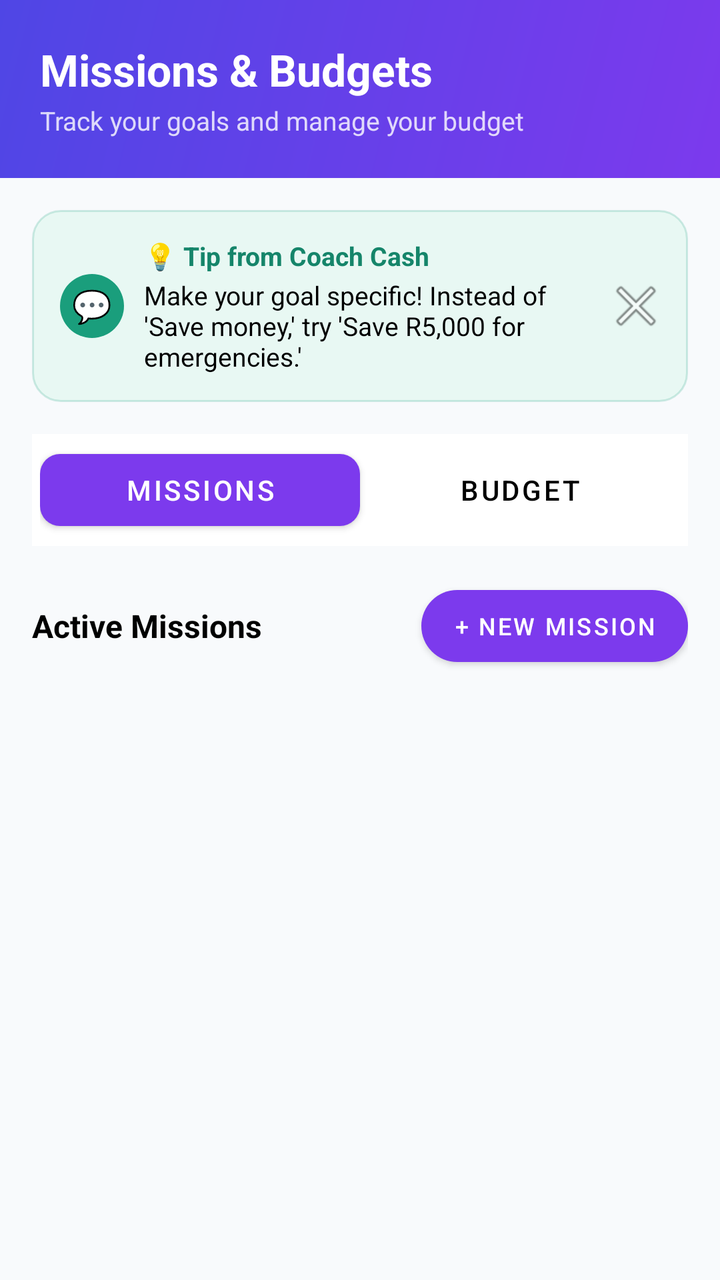
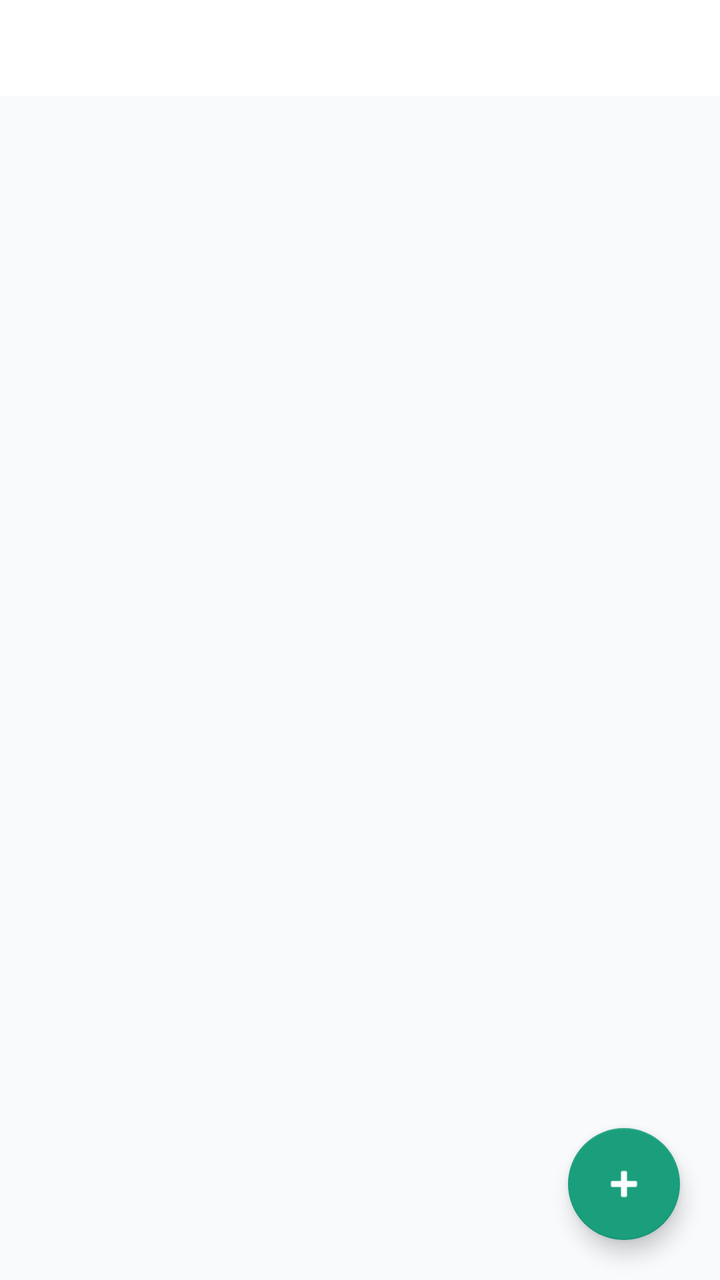

Two renders of the same Android screen: before a commit and after it. Below are the layout's source before the change and the commit's diff.
<!-- AndroidManifest.xml: application theme Theme.MoneyAssist -->
<!-- res/layout/fragment_missions.xml -->
<?xml version="1.0" encoding="utf-8"?>
<LinearLayout
    xmlns:android="http://schemas.android.com/apk/res/android"
    xmlns:app="http://schemas.android.com/apk/res-auto"
    android:layout_width="match_parent"
    android:layout_height="match_parent"
    android:orientation="vertical"
    android:background="@color/bg_page">

    
    <LinearLayout
        android:layout_width="match_parent"
        android:layout_height="wrap_content"
        android:background="@drawable/bg_hero_purple"
        android:padding="20dp"
        android:orientation="vertical">

        <TextView
            android:layout_width="wrap_content"
            android:layout_height="wrap_content"
            android:text="Missions &amp; Budgets"
            android:textColor="@color/white"
            android:textSize="22sp"
            android:textStyle="bold"/>
        <TextView
            android:layout_width="wrap_content"
            android:layout_height="wrap_content"
            android:text="Track your goals and manage your budget"
            android:textColor="#CCFFFFFF"
            android:textSize="13sp"
            android:layout_marginTop="2dp"/>
    </LinearLayout>

    
    <LinearLayout
        android:id="@+id/layoutTipMissions"
        android:layout_width="match_parent"
        android:layout_height="wrap_content"
        android:orientation="horizontal"
        android:background="@drawable/bg_tip_banner"
        android:padding="14dp"
        android:gravity="center_vertical"
        android:layout_marginStart="16dp"
        android:layout_marginEnd="16dp"
        android:layout_marginTop="16dp">

        <TextView
            android:layout_width="32dp"
            android:layout_height="32dp"
            android:gravity="center"
            android:text="💬"
            android:textSize="16sp"
            android:background="@drawable/bg_coach_icon"
            android:layout_marginEnd="10dp"/>

        <LinearLayout
            android:layout_width="0dp"
            android:layout_height="wrap_content"
            android:layout_weight="1"
            android:orientation="vertical">
            <TextView
                android:layout_width="wrap_content"
                android:layout_height="wrap_content"
                android:text="💡 Tip from Coach Cash"
                android:textColor="@color/green_dark"
                android:textSize="13sp"
                android:textStyle="bold"/>
            <TextView
                android:layout_width="wrap_content"
                android:layout_height="wrap_content"
                android:text="Make your goal specific! Instead of 'Save money,' try 'Save R5,000 for emergencies.'"
                android:textColor="@color/text_primary"
                android:textSize="13sp"
                android:layout_marginTop="2dp"/>
        </LinearLayout>

        <ImageButton
            android:id="@+id/btnCloseTipMissions"
            android:layout_width="24dp"
            android:layout_height="24dp"
            android:src="@android:drawable/ic_menu_close_clear_cancel"
            android:background="?attr/selectableItemBackgroundBorderless"
            android:contentDescription="Close"/>
    </LinearLayout>

    
    <LinearLayout
        android:layout_width="match_parent"
        android:layout_height="wrap_content"
        android:orientation="horizontal"
        android:background="@color/white"
        android:layout_marginStart="16dp"
        android:layout_marginEnd="16dp"
        android:layout_marginTop="16dp"
        android:padding="4dp">

        <com.google.android.material.button.MaterialButton
            android:id="@+id/btnTabMissions"
            android:layout_width="0dp"
            android:layout_height="wrap_content"
            android:layout_weight="1"
            android:text="Missions"
            android:textSize="14sp"
            app:backgroundTint="@color/purple_primary"
            android:textColor="@color/white"
            app:cornerRadius="10dp"/>

        <com.google.android.material.button.MaterialButton
            android:id="@+id/btnTabBudget"
            style="@style/Widget.MaterialComponents.Button.TextButton"
            android:layout_width="0dp"
            android:layout_height="wrap_content"
            android:layout_weight="1"
            android:text="Budget"
            android:textSize="14sp"
            android:textColor="@color/text_secondary"
            app:cornerRadius="10dp"/>
    </LinearLayout>

    
    <LinearLayout
        android:id="@+id/rowMissionsHeader"
        android:layout_width="match_parent"
        android:layout_height="wrap_content"
        android:orientation="horizontal"
        android:gravity="center_vertical"
        android:layout_marginStart="16dp"
        android:layout_marginEnd="16dp"
        android:layout_marginTop="16dp"
        android:layout_marginBottom="4dp">

        <TextView
            android:layout_width="0dp"
            android:layout_height="wrap_content"
            android:layout_weight="1"
            android:text="Active Missions"
            android:textSize="16sp"
            android:textStyle="bold"
            android:textColor="@color/text_primary"/>

        <com.google.android.material.button.MaterialButton
            android:id="@+id/btnNewMission"
            android:layout_width="wrap_content"
            android:layout_height="wrap_content"
            android:text="+ New Mission"
            android:textSize="12sp"
            app:backgroundTint="@color/purple_primary"
            android:textColor="@color/white"
            app:cornerRadius="20dp"/>
    </LinearLayout>

    
    <TextView
        android:id="@+id/tvEmptyMissions"
        android:layout_width="match_parent"
        android:layout_height="wrap_content"
        android:text="No missions yet.\nTap '+ New Mission' to set a savings or debt goal."
        android:gravity="center"
        android:textSize="14sp"
        android:textColor="@color/text_light"
        android:padding="40dp"
        android:visibility="gone"/>

    
    <TextView
        android:id="@+id/tvEmptyBudget"
        android:layout_width="match_parent"
        android:layout_height="wrap_content"
        android:text="No budget categories yet.\nAdd transactions first — budgets update automatically."
        android:gravity="center"
        android:textSize="14sp"
        android:textColor="@color/text_light"
        android:padding="40dp"
        android:visibility="gone"/>

    
    <androidx.core.widget.NestedScrollView
        android:layout_width="match_parent"
        android:layout_height="0dp"
        android:layout_weight="1"
        android:paddingBottom="80dp"
        android:clipToPadding="false">

        <LinearLayout
            android:layout_width="match_parent"
            android:layout_height="wrap_content"
            android:orientation="vertical"
            android:padding="16dp">

            <androidx.recyclerview.widget.RecyclerView
                android:id="@+id/rvMissions"
                android:layout_width="match_parent"
                android:layout_height="wrap_content"
                android:nestedScrollingEnabled="false"/>

            <androidx.recyclerview.widget.RecyclerView
                android:id="@+id/rvBudget"
                android:layout_width="match_parent"
                android:layout_height="wrap_content"
                android:nestedScrollingEnabled="false"
                android:visibility="gone"/>
        </LinearLayout>
    </androidx.core.widget.NestedScrollView>

</LinearLayout>
<!-- resources referenced by this layout -->
<resources>
  <color name="bg_page">#F8FAFC</color>
  <color name="green_dark">#15856A</color>
  <color name="purple_primary">#7C3AED</color>
  <color name="text_light">#000000</color>
  <color name="text_primary">#000000</color>
  <color name="text_secondary">#000000</color>
  <color name="white">#FFFFFFFF</color>
  <!-- drawable bg_coach_icon (drawable) -->
  <?xml version="1.0" encoding="utf-8"?>
  <shape xmlns:android="http://schemas.android.com/apk/res/android"
      android:shape="oval">
      <solid android:color="@color/green_primary"/>
  </shape>
  <!-- drawable bg_hero_purple (drawable) -->
  <?xml version="1.0" encoding="utf-8"?>
  <shape xmlns:android="http://schemas.android.com/apk/res/android">
      <gradient
          android:startColor="#7C3AED"
          android:endColor="#4F46E5"
          android:angle="135"
          android:type="linear"/>
  </shape>
  <!-- drawable bg_tip_banner (drawable) -->
  <?xml version="1.0" encoding="utf-8"?>
  <shape xmlns:android="http://schemas.android.com/apk/res/android">
      <solid android:color="#E8F8F3"/>
      <stroke android:width="1dp" android:color="#331A9E7C"/>
      <corners android:radius="14dp"/>
  </shape>
  <style name="Theme.MoneyAssist" parent="Theme.MaterialComponents.DayNight.NoActionBar">
          <item name="colorPrimary">@color/green_primary</item>
          <item name="colorPrimaryVariant">@color/green_dark</item>
          <item name="colorOnPrimary">@color/white</item>
          <item name="colorSecondary">@color/green_mid</item>
          <item name="colorSecondaryVariant">@color/green_dark</item>
          <item name="colorOnSecondary">@color/white</item>
          <item name="android:statusBarColor" tools:targetApi="l">@color/green_dark</item>
          <item name="android:windowBackground">@color/bg_page</item>
          <item name="android:textColor">@color/black</item>
          <item name="android:editTextColor">@color/black</item>
          <item name="android:textColorHint">@color/black</item>
      </style>
  <color name="green_primary">#1A9E7C</color>
  <color name="green_mid">#2BB891</color>
  <color name="black">#FF000000</color>
</resources>

<!-- the commit's change to res/layout/fragment_missions.xml (unified diff, before → after) -->
@@ -1,205 +1,61 @@
 <?xml version="1.0" encoding="utf-8"?>
-<LinearLayout
+<androidx.coordinatorlayout.widget.CoordinatorLayout
     xmlns:android="http://schemas.android.com/apk/res/android"
     xmlns:app="http://schemas.android.com/apk/res-auto"
     android:layout_width="match_parent"
     android:layout_height="match_parent"
-    android:orientation="vertical"
     android:background="@color/bg_page">
 
-    
     <LinearLayout
         android:layout_width="match_parent"
-        android:layout_height="wrap_content"
-        android:background="@drawable/bg_hero_purple"
-        android:padding="20dp"
+        android:layout_height="match_parent"
         android:orientation="vertical">
 
+        <com.google.android.material.tabs.TabLayout
+            android:id="@+id/tab_layout"
+            android:layout_width="match_parent"
+            android:layout_height="wrap_content"
+            app:tabSelectedTextColor="@color/green_primary"
+            app:tabIndicatorColor="@color/green_primary"
+            android:background="@color/white"/>
+
         <TextView
-            android:layout_width="wrap_content"
+            android:id="@+id/tv_empty_missions"
+            android:layout_width="match_parent"
             android:layout_height="wrap_content"
-            android:text="Missions &amp; Budgets"
-            android:textColor="@color/white"
-            android:textSize="22sp"
-            android:textStyle="bold"/>
-        <TextView
-            android:layout_width="wrap_content"
-            android:layout_height="wrap_content"
-            android:text="Track your goals and manage your budget"
-            android:textColor="#CCFFFFFF"
-            android:textSize="13sp"
-            android:layout_marginTop="2dp"/>
+            android:padding="24dp"
+            android:gravity="center"
+            android:text="No active missions. Tap + to create your first goal! 🎯"
+            android:textColor="@color/text_secondary"
+            android:visibility="gone"/>
+
+        <androidx.recyclerview.widget.RecyclerView
+            android:id="@+id/rv_active_missions"
+            android:layout_width="match_parent"
+            android:layout_height="0dp"
+            android:layout_weight="1"
+            android:padding="12dp"
+            android:clipToPadding="false"/>
+
+        <androidx.recyclerview.widget.RecyclerView
+            android:id="@+id/rv_completed_missions"
+            android:layout_width="match_parent"
+            android:layout_height="0dp"
+            android:layout_weight="1"
+            android:padding="12dp"
+            android:clipToPadding="false"
+            android:visibility="gone"/>
     </LinearLayout>
 
-    
-    <LinearLayout
-        android:id="@+id/layoutTipMissions"
-        android:layout_width="match_parent"
+    <com.google.android.material.floatingactionbutton.FloatingActionButton
+        android:id="@+id/fab_new_mission"
+        android:layout_width="wrap_content"
         android:layout_height="wrap_content"
-        android:orientation="horizontal"
-        android:background="@drawable/bg_tip_banner"
-        android:padding="14dp"
-        android:gravity="center_vertical"
-        android:layout_marginStart="16dp"
-        android:layout_marginEnd="16dp"
-        android:layout_marginTop="16dp">
+        android:layout_gravity="bottom|end"
+        android:layout_margin="20dp"
+        android:src="@android:drawable/ic_input_add"
+        android:contentDescription="New Mission"
+        app:backgroundTint="@color/green_primary"
+        app:tint="@color/white"/>
 
-        <TextView
-            android:layout_width="32dp"
-            android:layout_height="32dp"
-            android:gravity="center"
-            android:text="💬"
-            android:textSize="16sp"
-            android:background="@drawable/bg_coach_icon"
-            android:layout_marginEnd="10dp"/>
-
-        <LinearLayout
-            android:layout_width="0dp"
-            android:layout_height="wrap_content"
-            android:layout_weight="1"
-            android:orientation="vertical">
-            <TextView
-                android:layout_width="wrap_content"
-                android:layout_height="wrap_content"
-                android:text="💡 Tip from Coach Cash"
-                android:textColor="@color/green_dark"
-                android:textSize="13sp"
-                android:textStyle="bold"/>
-            <TextView
-                android:layout_width="wrap_content"
-                android:layout_height="wrap_content"
-                android:text="Make your goal specific! Instead of 'Save money,' try 'Save R5,000 for emergencies.'"
-                android:textColor="@color/text_primary"
-                android:textSize="13sp"
-                android:layout_marginTop="2dp"/>
-        </LinearLayout>
-
-        <ImageButton
-            android:id="@+id/btnCloseTipMissions"
-            android:layout_width="24dp"
-            android:layout_height="24dp"
-            android:src="@android:drawable/ic_menu_close_clear_cancel"
-            android:background="?attr/selectableItemBackgroundBorderless"
-            android:contentDescription="Close"/>
-    </LinearLayout>
-
-    
-    <LinearLayout
-        android:layout_width="match_parent"
-        android:layout_height="wrap_content"
-        android:orientation="horizontal"
-        android:background="@color/white"
-        android:layout_marginStart="16dp"
-        android:layout_marginEnd="16dp"
-        android:layout_marginTop="16dp"
-        android:padding="4dp">
-
-        <com.google.android.material.button.MaterialButton
-            android:id="@+id/btnTabMissions"
-            android:layout_width="0dp"
-            android:layout_height="wrap_content"
-            android:layout_weight="1"
-            android:text="Missions"
-            android:textSize="14sp"
-            app:backgroundTint="@color/purple_primary"
-            android:textColor="@color/white"
-            app:cornerRadius="10dp"/>
-
-        <com.google.android.material.button.MaterialButton
-            android:id="@+id/btnTabBudget"
-            style="@style/Widget.MaterialComponents.Button.TextButton"
-            android:layout_width="0dp"
-            android:layout_height="wrap_content"
-            android:layout_weight="1"
-            android:text="Budget"
-            android:textSize="14sp"
-            android:textColor="@color/text_secondary"
-            app:cornerRadius="10dp"/>
-    </LinearLayout>
-
-    
-    <LinearLayout
-        android:id="@+id/rowMissionsHeader"
-        android:layout_width="match_parent"
-        android:layout_height="wrap_content"
-        android:orientation="horizontal"
-        android:gravity="center_vertical"
-        android:layout_marginStart="16dp"
-        android:layout_marginEnd="16dp"
-        android:layout_marginTop="16dp"
-        android:layout_marginBottom="4dp">
-
-        <TextView
-            android:layout_width="0dp"
-            android:layout_height="wrap_content"
-            android:layout_weight="1"
-            android:text="Active Missions"
-            android:textSize="16sp"
-            android:textStyle="bold"
-            android:textColor="@color/text_primary"/>
-
-        <com.google.android.material.button.MaterialButton
-            android:id="@+id/btnNewMission"
-            android:layout_width="wrap_content"
-            android:layout_height="wrap_content"
-            android:text="+ New Mission"
-            android:textSize="12sp"
-            app:backgroundTint="@color/purple_primary"
-            android:textColor="@color/white"
-            app:cornerRadius="20dp"/>
-    </LinearLayout>
-
-    
-    <TextView
-        android:id="@+id/tvEmptyMissions"
-        android:layout_width="match_parent"
-        android:layout_height="wrap_content"
-        android:text="No missions yet.\nTap '+ New Mission' to set a savings or debt goal."
-        android:gravity="center"
-        android:textSize="14sp"
-        android:textColor="@color/text_light"
-        android:padding="40dp"
-        android:visibility="gone"/>
-
-    
-    <TextView
-        android:id="@+id/tvEmptyBudget"
-        android:layout_width="match_parent"
-        android:layout_height="wrap_content"
-        android:text="No budget categories yet.\nAdd transactions first — budgets update automatically."
-        android:gravity="center"
-        android:textSize="14sp"
-        android:textColor="@color/text_light"
-        android:padding="40dp"
-        android:visibility="gone"/>
-
-    
-    <androidx.core.widget.NestedScrollView
-        android:layout_width="match_parent"
-        android:layout_height="0dp"
-        android:layout_weight="1"
-        android:paddingBottom="80dp"
-        android:clipToPadding="false">
-
-        <LinearLayout
-            android:layout_width="match_parent"
-            android:layout_height="wrap_content"
-            android:orientation="vertical"
-            android:padding="16dp">
-
-            <androidx.recyclerview.widget.RecyclerView
-                android:id="@+id/rvMissions"
-                android:layout_width="match_parent"
-                android:layout_height="wrap_content"
-                android:nestedScrollingEnabled="false"/>
-
-            <androidx.recyclerview.widget.RecyclerView
-                android:id="@+id/rvBudget"
-                android:layout_width="match_parent"
-                android:layout_height="wrap_content"
-                android:nestedScrollingEnabled="false"
-                android:visibility="gone"/>
-        </LinearLayout>
-    </androidx.core.widget.NestedScrollView>
-
-</LinearLayout>
+</androidx.coordinatorlayout.widget.CoordinatorLayout>
<!-- resource entries referenced after the edit -->
@@ -1,49 +1,31 @@
 <!-- resources referenced by this layout -->
 <resources>
   <color name="bg_page">#F8FAFC</color>
-  <color name="green_dark">#15856A</color>
-  <color name="purple_primary">#7C3AED</color>
-  <color name="text_light">#000000</color>
-  <color name="text_primary">#000000</color>
-  <color name="text_secondary">#000000</color>
-  <color name="white">#FFFFFFFF</color>
-  <!-- drawable bg_coach_icon (drawable) -->
-  <?xml version="1.0" encoding="utf-8"?>
-  <shape xmlns:android="http://schemas.android.com/apk/res/android"
-      android:shape="oval">
-      <solid android:color="@color/green_primary"/>
-  </shape>
-  <!-- drawable bg_hero_purple (drawable) -->
-  <?xml version="1.0" encoding="utf-8"?>
-  <shape xmlns:android="http://schemas.android.com/apk/res/android">
-      <gradient
-          android:startColor="#7C3AED"
-          android:endColor="#4F46E5"
-          android:angle="135"
-          android:type="linear"/>
-  </shape>
-  <!-- drawable bg_tip_banner (drawable) -->
-  <?xml version="1.0" encoding="utf-8"?>
-  <shape xmlns:android="http://schemas.android.com/apk/res/android">
-      <solid android:color="#E8F8F3"/>
-      <stroke android:width="1dp" android:color="#331A9E7C"/>
-      <corners android:radius="14dp"/>
-  </shape>
+  <color name="green_dark">#0D6B53</color>
+  <color name="yellow_accent">#F59E0B</color>
+  <color name="text_primary">#1E293B</color>
+  <color name="bg_card">#FFFFFF</color>
+  <style name="Widget.MoneyAssist.BottomNav" parent="Widget.MaterialComponents.BottomNavigationView">
+          <item name="itemIconTint">@color/bottom_nav_color</item>
+          <item name="itemTextColor">@color/bottom_nav_color</item>
+          <item name="backgroundTint">@color/white</item>
+      </style>
+  <color name="text_secondary">#64748B</color>
+  <color name="white">#FFFFFF</color>
   <style name="Theme.MoneyAssist" parent="Theme.MaterialComponents.DayNight.NoActionBar">
           <item name="colorPrimary">@color/green_primary</item>
           <item name="colorPrimaryVariant">@color/green_dark</item>
           <item name="colorOnPrimary">@color/white</item>
-          <item name="colorSecondary">@color/green_mid</item>
-          <item name="colorSecondaryVariant">@color/green_dark</item>
-          <item name="colorOnSecondary">@color/white</item>
-          <item name="android:statusBarColor" tools:targetApi="l">@color/green_dark</item>
+          <item name="colorSecondary">@color/yellow_accent</item>
+          <item name="colorOnSecondary">@color/text_primary</item>
+          <item name="colorSurface">@color/bg_card</item>
+          <item name="colorOnSurface">@color/text_primary</item>
           <item name="android:windowBackground">@color/bg_page</item>
-          <item name="android:textColor">@color/black</item>
-          <item name="android:editTextColor">@color/black</item>
-          <item name="android:textColorHint">@color/black</item>
+          <item name="android:statusBarColor">@color/green_dark</item>
+  
+          
+          <item name="bottomNavigationStyle">@style/Widget.MoneyAssist.BottomNav</item>
       </style>
   <color name="green_primary">#1A9E7C</color>
-  <color name="green_mid">#2BB891</color>
-  <color name="black">#FF000000</color>
 </resources>
 
